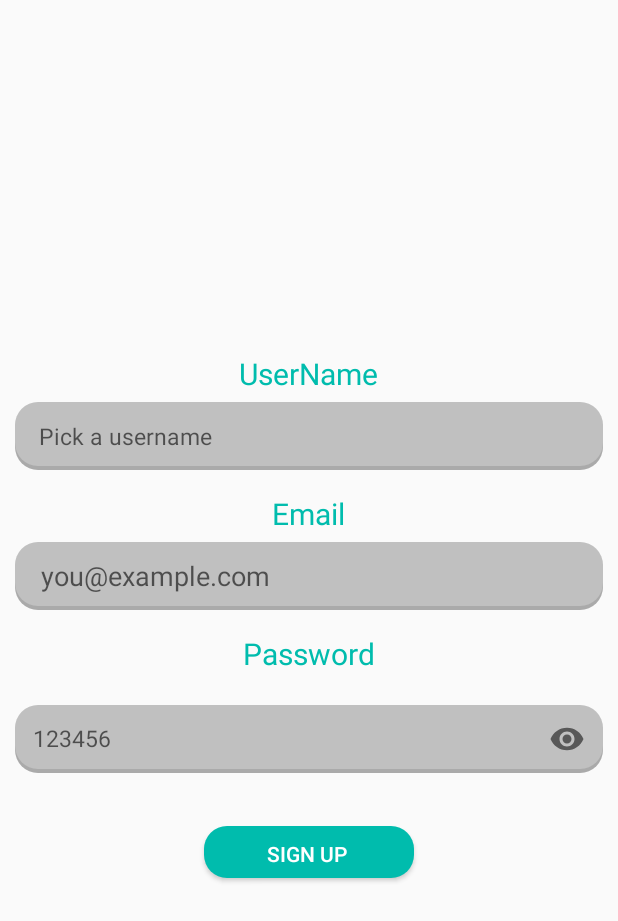
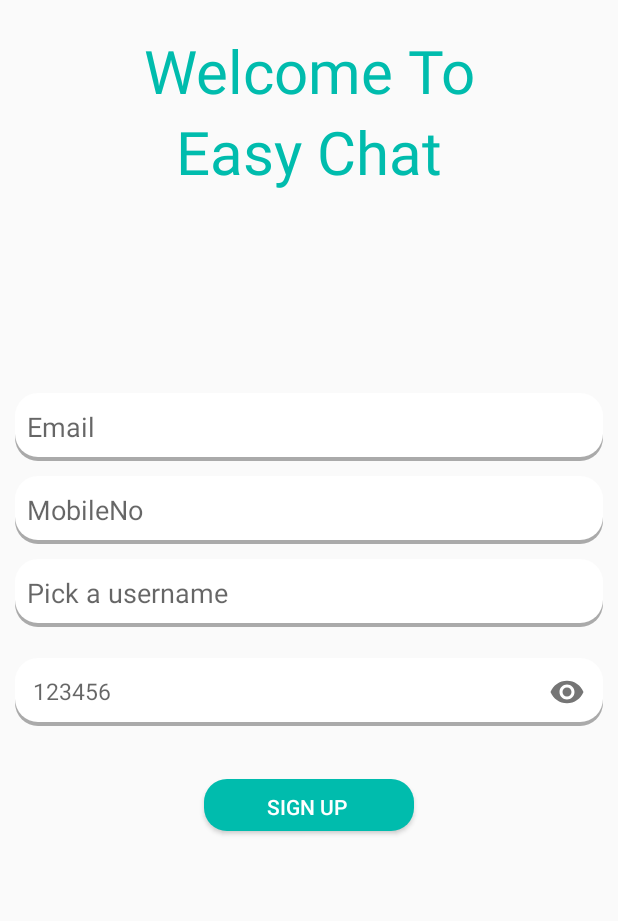
Before and after one commit to sourabh0ch/Firebase-Chatting-App, an Android app: the SignupActivity screen opened directly, with no data from a screen before it, on a phone screen of 412 x 824 dp. Shown: the top 921 px of the screen. Run offline under Robolectric (Android 15) with nearby library versions, the phone set to English and light mode, and no system bars; our stand-ins replace Firebase (no records; nobody signed in at launch, a user with empty details on screens opened directly).

Commit message:
minor ui chnages and some bug fixed

```diff
--- a/application/app/src/main/res/drawable/edit_text_shape.xml
+++ b/application/app/src/main/res/drawable/edit_text_shape.xml
@@ -16,7 +16,7 @@
     <item
         android:bottom="3dp">
         <shape>
-            <solid android:color="@color/gray" />
+            <solid android:color="@color/white" />
             <corners android:topLeftRadius="15dp"
                 android:topRightRadius="15dp"
                 android:bottomRightRadius="15dp"
--- a/application/app/src/main/res/layout/activity_chat_list1.xml
+++ b/application/app/src/main/res/layout/activity_chat_list1.xml
@@ -24,13 +24,13 @@
                 android:layout_centerVertical="true"
                 android:src="@drawable/circle_image_group" />
 
-            <ImageView
+           <!-- <ImageView
                 android:id="@+id/userPresence"
                 android:layout_width="15dp"
                 android:layout_height="15dp"
                 android:layout_alignEnd="@id/group_image"
                 android:layout_alignBottom="@id/group_image"
-                android:background="@drawable/circle_grey" />
+                android:background="@drawable/circle_grey" />-->
 
         </RelativeLayout>
 
@@ -108,7 +108,7 @@
                     android:layout_width="wrap_content"
                     android:layout_height="20dp"
                     android:text="Message failed to deliver"
-                    android:textColor="@color/msg_failed"
+                    android:textColor="@color/black"
                     android:layout_toRightOf="@+id/icon_layout"
                     android:layout_alignParentBottom="true"
                     android:paddingLeft="10dp"
--- a/application/app/src/main/res/layout/activity_signup.xml
+++ b/application/app/src/main/res/layout/activity_signup.xml
@@ -5,69 +5,98 @@
     android:layout_width="match_parent"
     android:layout_height="match_parent">
 
+    <LinearLayout
+        android:layout_width="match_parent"
+        android:layout_height="wrap_content"
+        android:gravity="center"
+        android:orientation="vertical"
+        android:layout_alignParentStart="true"
+        android:layout_marginTop="20dp">
+
+        <TextView
+            android:layout_width="wrap_content"
+            android:layout_height="wrap_content"
+            android:text="Welcome To"
+            android:gravity="center"
+            android:textSize="40dp"
+            android:textColor="@color/color_magneta"
+            android:textAlignment="center"/>
+
+        <TextView
+            android:layout_width="wrap_content"
+            android:layout_height="wrap_content"
+            android:text="Easy Chat"
+            android:gravity="center"
+            android:textSize="40dp"
+            android:textColor="@color/color_magneta"
+            android:textAlignment="center"/>
+
+    </LinearLayout>
+
 
     <LinearLayout
+        android:id="@+id/ll_signu_ip"
         android:layout_width="match_parent"
         android:layout_height="match_parent"
         android:orientation="vertical"
         android:layout_gravity="center"
         android:gravity="center"
         >
-        <TextView
-            android:layout_width="wrap_content"
-            android:layout_height="wrap_content"
-            android:text="UserName"
-            android:layout_marginTop="5dp"
-            android:textSize="20dp"
-            android:textColor="@color/color_magneta"/>
+
+        <EditText
+            android:id="@+id/etEmail"
+            android:layout_width="match_parent"
+            android:layout_height="45dp"
+            android:background="@drawable/edit_text_shape"
+            android:ems="10"
+            android:hint= "Email"
+            android:paddingLeft="8dp"
+            android:singleLine="true"
+            android:inputType="textEmailAddress"
+            android:layout_marginLeft="10dp"
+            android:layout_marginRight="10dp"
+            android:textCursorDrawable="@color/color_magneta">
+            <requestFocus/>
+
+        </EditText>
+
+        <EditText
+            android:id="@+id/etMobileNo"
+            android:layout_width="match_parent"
+            android:layout_height="45dp"
+            android:layout_marginTop="10dp"
+            android:background="@drawable/edit_text_shape"
+            android:ems="10"
+            android:hint= "MobileNo"
+            android:paddingLeft="8dp"
+            android:singleLine="true"
+            android:inputType="phone"
+            android:layout_marginLeft="10dp"
+            android:layout_marginRight="10dp"
+            android:textCursorDrawable="@color/color_magneta">
+            <requestFocus/>
+
+        </EditText>
 
         <EditText
             android:id="@+id/etUsername"
             android:layout_width="match_parent"
             android:layout_height="45dp"
-            android:layout_marginTop="5dp"
+            android:layout_marginTop="10dp"
             android:background="@drawable/edit_text_shape"
             android:ems="10"
-            android:hint= "  Pick a username"
+            android:hint= "Pick a username"
             android:paddingLeft="8dp"
             android:singleLine="true"
             android:layout_marginLeft="10dp"
             android:layout_marginRight="10dp"
-            android:textSize="15sp">
-            <requestFocus/>
+            android:textCursorDrawable="@color/color_magneta">
+
 
         </EditText>
 
-        <TextView
-            android:layout_width="wrap_content"
-            android:layout_height="wrap_content"
-            android:text="Email"
-            android:layout_marginTop="15dp"
-            android:textSize="20dp"
-            android:textColor="@color/color_magneta"/>
 
-        <EditText
-            android:id="@+id/etEmail"
-            android:layout_width="match_parent"
-            android:layout_height="45dp"
-            android:layout_marginTop="5dp"
-            android:background="@drawable/edit_text_shape"
-            android:ems="10"
-            android:hint= "  you@example.com"
-            android:paddingLeft="8dp"
-            android:singleLine="true"
-            android:layout_marginLeft="10dp"
-            android:layout_marginRight="10dp">
 
-        </EditText>
-
-        <TextView
-            android:layout_width="wrap_content"
-            android:layout_height="wrap_content"
-            android:text="Password"
-            android:layout_marginTop="15dp"
-            android:textSize="20dp"
-            android:textColor="@color/color_magneta"/>
         <com.google.android.material.textfield.TextInputLayout
             android:id="@+id/etPasswordLayout"
             android:layout_width="match_parent"
@@ -87,7 +116,9 @@
                 android:layout_marginLeft="10dp"
                 android:layout_marginRight="10dp"
                 android:textSize="15sp"
-                android:singleLine="true">
+                android:inputType="textPassword"
+                android:singleLine="true"
+                android:textCursorDrawable="@color/color_magneta">
 
             </com.google.android.material.textfield.TextInputEditText>
 
```
Also changed, not shown: application/app/src/main/java/com/easy/easychat/fragment/ConversationFragment.java (+52 -46 lines), application/app/src/main/java/com/easy/easychat/fragment/ProfileFragment.java (+79 -0 lines), application/app/src/main/res/layout/activity_login_with_email_and_pwd.xml (+24 -9 lines), application/app/src/main/res/layout/content_main.xml (+7 -4 lines).
